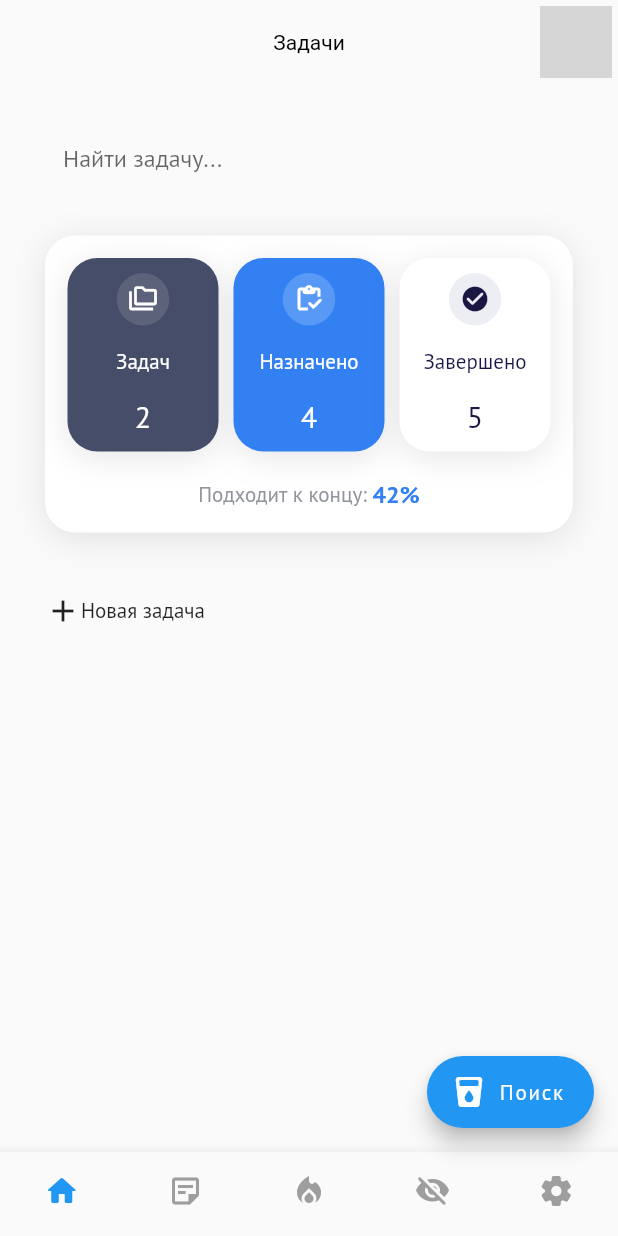
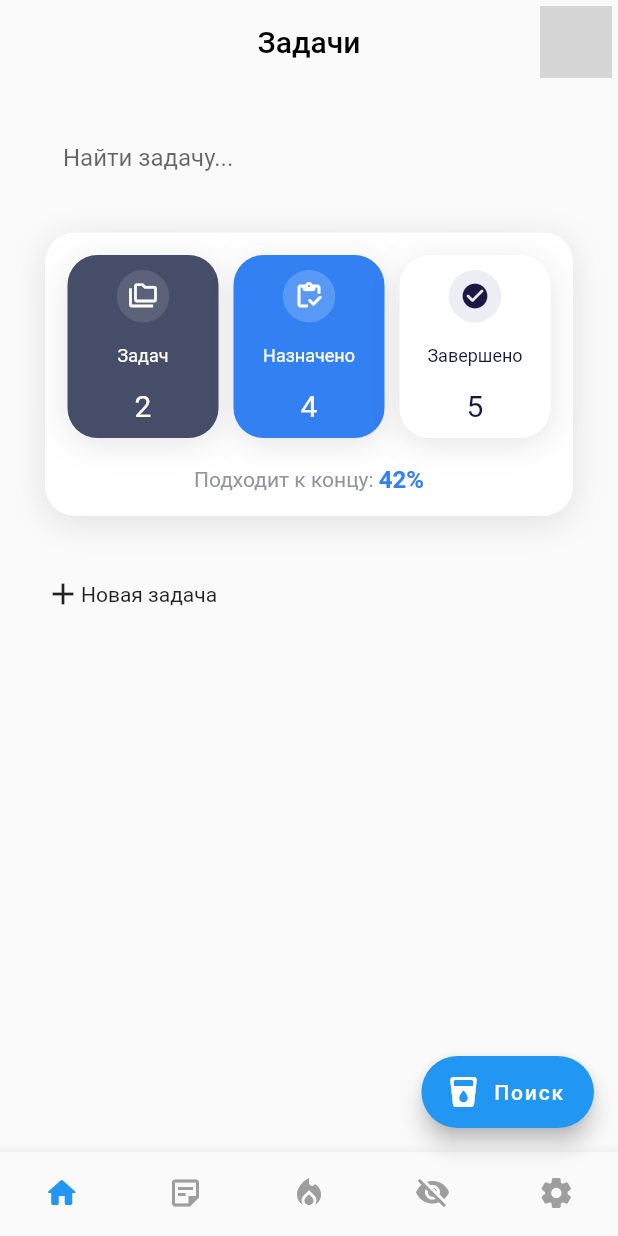
Before and after one commit to black-rusuz/rostelecom, a Flutter app: the screen it shows after launch, on a phone screen of 412 x 824 dp. Run offline on Flutter 3.47's test engine with Material 2 defaults, Android fonts, the light colour scheme and no system bars; drawn by our look-alikes of cached_network_image; our stand-ins replace dio, equatable, flutter_bloc, get_it, google_fonts, injectable; network calls fail; grey boxes are pictures that could not be loaded.

Commit message:
roboto font

```diff
--- a/lib/presentation/pages/home/home_page.dart
+++ b/lib/presentation/pages/home/home_page.dart
@@ -49,7 +49,10 @@ class _HomePageState extends State<HomePage> {
     return Scaffold(
       appBar: AppBar(
         centerTitle: true,
-        title: Text(titles[selectedIndex]),
+        title: Text(
+          titles[selectedIndex],
+          style: const TextStyle(fontWeight: FontWeight.w500, fontSize: 20),
+        ),
         actions: [
           Padding(
             padding: const EdgeInsets.all(4),
--- a/lib/presentation/pages/home/tasks/tasks_fragment.dart
+++ b/lib/presentation/pages/home/tasks/tasks_fragment.dart
@@ -139,7 +139,7 @@ class StatCard extends StatelessWidget {
               child: Icon(icon, size: 20, color: textColor),
             ),
             const SizedBox(height: 15),
-            Text(title, style: TextStyle(color: textColor)),
+            Text(title, style: TextStyle(color: textColor, fontSize: 12)),
             const SizedBox(height: 15),
             Text(value.toString(),
                 style: TextStyle(color: textColor, fontSize: 20)),
--- a/lib/styles.dart
+++ b/lib/styles.dart
@@ -6,7 +6,7 @@ class Styles {
         primarySwatch: Colors.blue,
         //scaffoldBackgroundColor: Styles.bg,
         //iconTheme: const IconThemeData(color: Styles.icon),
-        textTheme: GoogleFonts.ptSansTextTheme(),
+        textTheme: GoogleFonts.robotoTextTheme().apply(displayColor: primaryColor),
         appBarTheme: const AppBarTheme(
           color: Colors.transparent,
           shadowColor: Colors.transparent,
```
